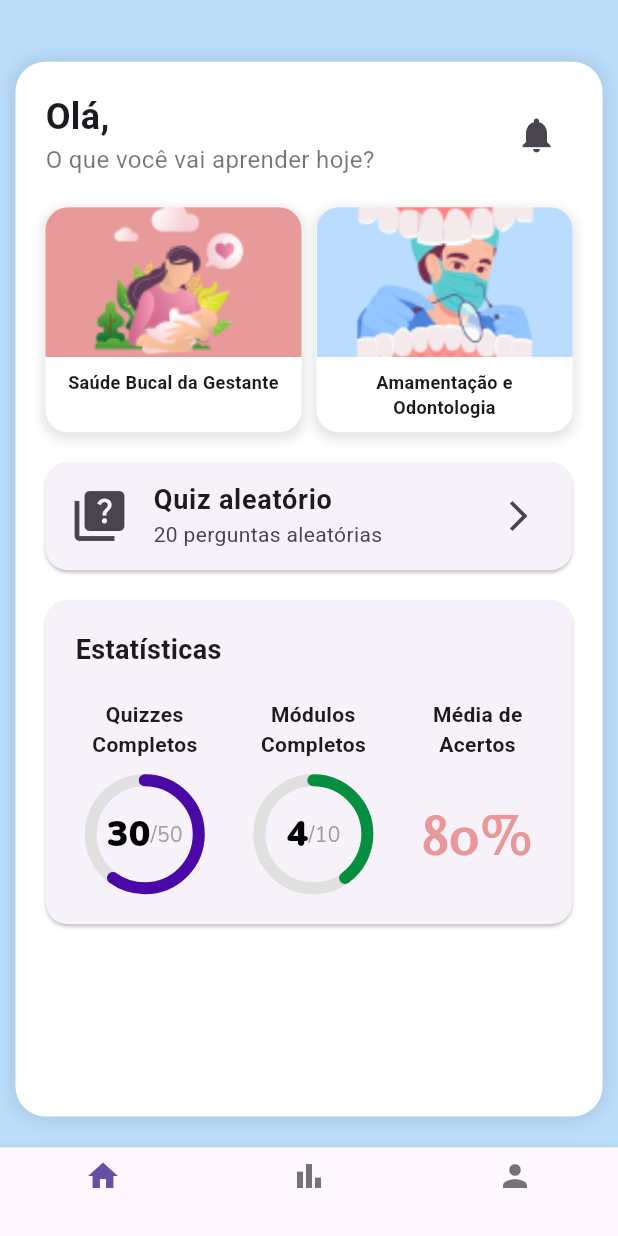
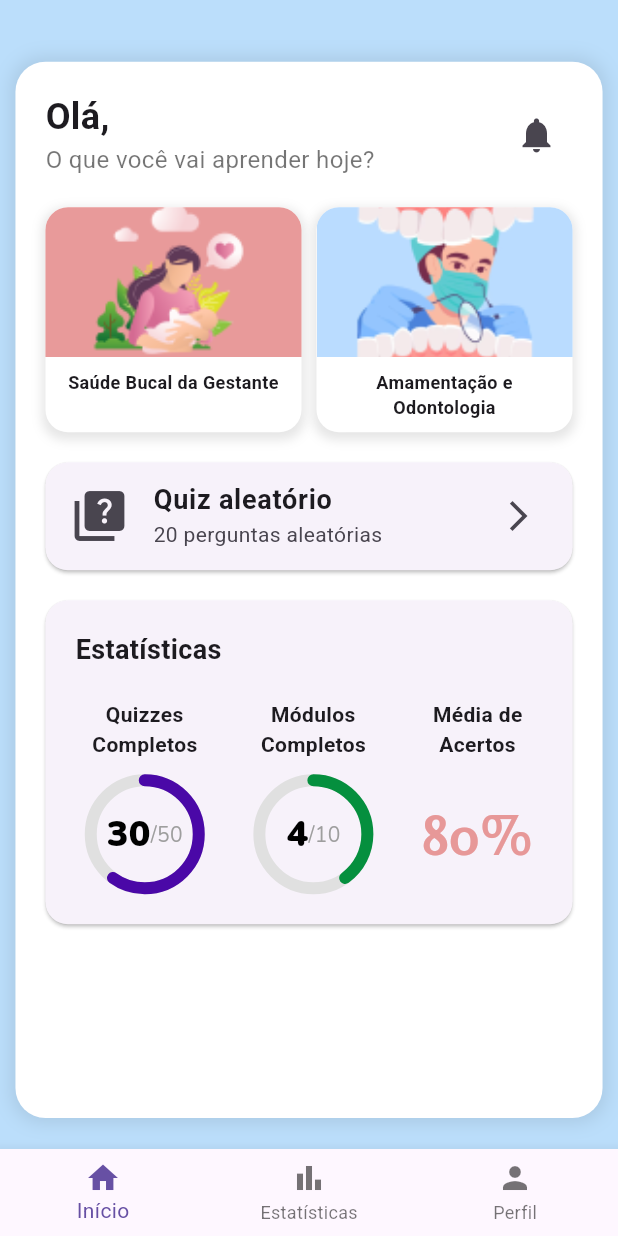
Before and after one commit to Horusprg/desvendando_a_odontologia, a Flutter app: the HomeScreen screen opened by its route, after a tap on "Quiz aleatório", on a phone screen of 412 x 824 dp. Run offline on Flutter 3.47's test engine with Material 3 defaults, Android fonts, the light colour scheme and no system bars; our stand-ins replace firebase_auth, firebase_core, firebase_database, google_fonts, google_generative_ai; missing offline and left inert: dotenv; accounts and stored records are empty; network calls fail; project files that could hold a hidden picture were left out.

Commit message:
Bottom Navigation Bar implementada

```diff
--- a/lib/screens/home_screen.dart
+++ b/lib/screens/home_screen.dart
@@ -5,6 +5,7 @@ import 'package:firebase_database/firebase_database.dart';
 import 'package:firebase_auth/firebase_auth.dart';
 import '../widgets/cards.dart';
 import '../widgets/circular_progress.dart';
+import '../widgets/bottom_navigation_bar.dart';
 
 class HomeScreen extends StatefulWidget {
   const HomeScreen({super.key});
@@ -185,13 +186,7 @@ class _HomeScreenState extends State<HomeScreen> {
           ),
         ],
       ),
-      bottomNavigationBar: BottomNavigationBar(
-        items: const [
-          BottomNavigationBarItem(icon: Icon(Icons.home), label: ''),
-          BottomNavigationBarItem(icon: Icon(Icons.bar_chart), label: ''),
-          BottomNavigationBarItem(icon: Icon(Icons.person), label: ''),
-        ],
-      ),
+      bottomNavigationBar: const CustomBottomNavigationBar(),
     );
   }
 
--- /dev/null
+++ b/lib/screens/modulo_amamentacao.dart
@@ -0,0 +1,25 @@
+import 'package:flutter/material.dart';
+
+class QuizConfigurationScreen extends StatefulWidget {
+  const QuizConfigurationScreen({super.key});
+
+  @override
+  State<StatefulWidget> createState() {
+    return _QuizConfigurationState();
+  }
+}
+
+class _QuizConfigurationState extends State<QuizConfigurationScreen> {
+  Widget activeScreen = const QuizConfigurationScreen();
+
+  void switchScreen() {
+    setState(() {});
+  }
+
+  @override
+  Widget build(BuildContext context) {
+    return Scaffold(
+      body: Column(),
+    );
+  }
+}
--- /dev/null
+++ b/lib/widgets/bottom_navigation_bar.dart
@@ -0,0 +1,47 @@
+import 'package:flutter/material.dart';
+
+class CustomBottomNavigationBar extends StatefulWidget {
+  const CustomBottomNavigationBar({super.key});
+
+  @override
+  CustomBottomNavigationBarState createState() =>
+      CustomBottomNavigationBarState();
+}
+
+class CustomBottomNavigationBarState extends State<CustomBottomNavigationBar> {
+  int _selectedIndex = 0;
+
+  // Função para lidar com a navegação
+  void _onItemTapped(int index) {
+    setState(() {
+      _selectedIndex = index;
+    });
+
+    // Definição das rotas
+    switch (index) {
+      case 0:
+        Navigator.pushNamed(context, '/home');
+        break;
+      case 1:
+        Navigator.pushNamed(context, '/stats');
+        break;
+      case 2:
+        Navigator.pushNamed(context, '/profile');
+        break;
+    }
+  }
+
+  @override
+  Widget build(BuildContext context) {
+    return BottomNavigationBar(
+      currentIndex: _selectedIndex,
+      onTap: _onItemTapped,
+      items: const [
+        BottomNavigationBarItem(icon: Icon(Icons.home), label: 'Início'),
+        BottomNavigationBarItem(
+            icon: Icon(Icons.bar_chart), label: 'Estatísticas'),
+        BottomNavigationBarItem(icon: Icon(Icons.person), label: 'Perfil'),
+      ],
+    );
+  }
+}
--- a/lib/widgets/circular_progress.dart
+++ b/lib/widgets/circular_progress.dart
@@ -1,4 +1,3 @@
-import 'package:desvendando_a_odontologia/core/theme.dart';
 import 'package:flutter/material.dart';
 import 'package:google_fonts/google_fonts.dart';
 
```
